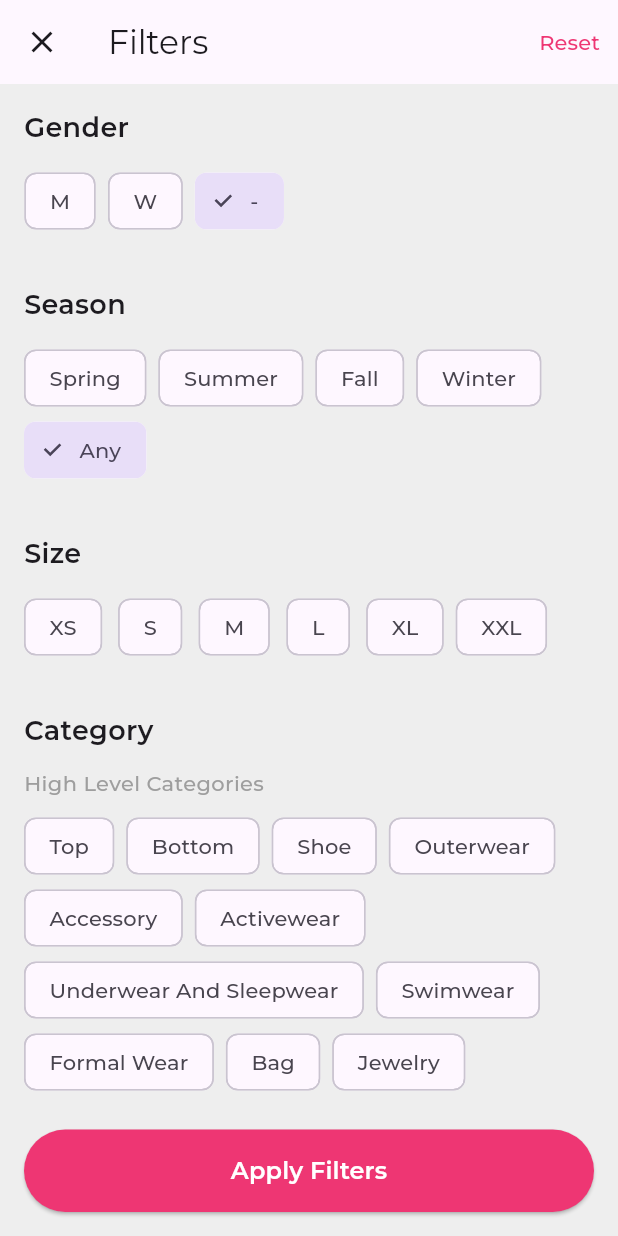
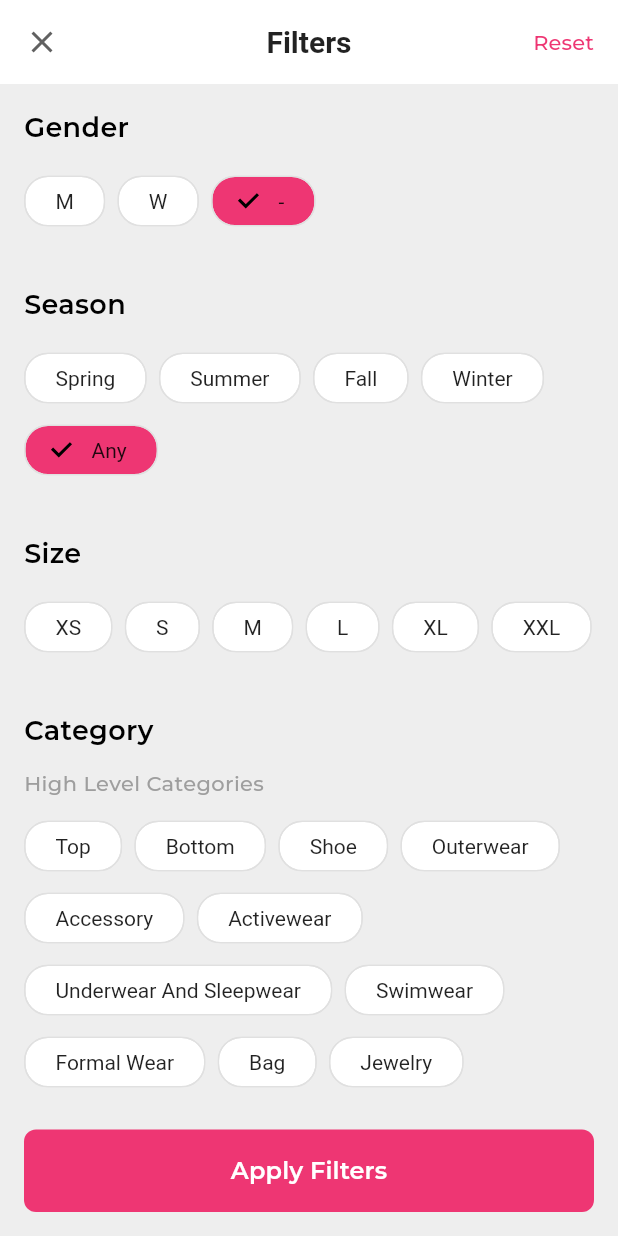
Before and after one commit to ambotwist/LooK, a Flutter app: the screen it shows once a user with an empty profile is signed in, item 5 of the bottom bar chosen, after a tap on "Sign Out", after a tap on the "filter list" icon, on a phone screen of 412 x 824 dp. Run offline on Flutter 3.47's test engine with Material 3 defaults, Android fonts, the light colour scheme and no system bars; our stand-ins replace flutter_riverpod, google_sign_in, supabase_flutter; accounts and stored records are empty.

Commit message:
fixed color scheme.

```diff
--- a/lib/themes/app_theme.dart
+++ b/lib/themes/app_theme.dart
@@ -2,40 +2,154 @@ import 'package:flutter/material.dart';
 
 class AppTheme {
   static ThemeData get light {
+    const primaryColor = Color.fromARGB(255, 238, 54, 115);
+    const secondaryColor = Colors.white;
+    final greyColor = Colors.grey.shade700;
+
     return ThemeData(
       fontFamily: 'Montserrat',
-      primaryColor: const Color.fromARGB(255, 238, 54, 115),
-      highlightColor: Colors.white,
-      dividerColor: Colors.white,
+      useMaterial3: true,
+
+      // Colors
+      primaryColor: primaryColor,
+      colorScheme: ColorScheme.light(
+        primary: primaryColor,
+        secondary: secondaryColor,
+        surface: Colors.white,
+        background: Colors.grey.shade200,
+        error: Colors.red.shade600,
+      ),
+
+      // General Theme
       scaffoldBackgroundColor: Colors.grey.shade200,
-      // const Color.fromARGB(255, 170, 0, 255)
-      // textTheme: TextTheme(
-      //   displayLarge: TextStyle(fontFamily: platformFont),
-      //   displayMedium: TextStyle(fontFamily: platformFont),
-      //   displaySmall: TextStyle(fontFamily: platformFont),
-      //   headlineLarge: TextStyle(fontFamily: platformFont),
-      //   headlineMedium: TextStyle(fontFamily: platformFont),
-      //   headlineSmall: TextStyle(fontFamily: platformFont),
-      //   titleLarge: TextStyle(fontFamily: platformFont),
-      //   titleMedium: TextStyle(fontFamily: platformFont),
-      //   titleSmall: TextStyle(fontFamily: platformFont),
-      //   bodyLarge: TextStyle(fontFamily: platformFont),
-      //   bodyMedium: TextStyle(fontFamily: platformFont),
-      //   bodySmall: TextStyle(fontFamily: platformFont),
-      // ),
-      checkboxTheme: CheckboxThemeData(
-        fillColor: WidgetStateProperty.resolveWith<Color>((states) {
-          if (states.contains(WidgetState.selected)) {
-            return Colors.amber.shade800;
-          }
-          return Colors.transparent;
-        }),
+      dividerColor: Colors.grey.shade300,
+
+      // AppBar Theme
+      appBarTheme: AppBarTheme(
+        backgroundColor: Colors.white,
+        foregroundColor: greyColor, // For icons
+        elevation: 0,
+        centerTitle: true,
+        titleTextStyle: const TextStyle(
+          color: Colors.black87,
+          fontSize: 20,
+          fontWeight: FontWeight.w600,
+        ),
+        iconTheme: IconThemeData(
+          color: greyColor,
+        ),
+        actionsIconTheme: IconThemeData(
+          color: greyColor,
+        ),
       ),
-      filledButtonTheme: FilledButtonThemeData(
-        style: FilledButton.styleFrom(
-          backgroundColor: Colors.amber.shade800,
+
+      // Button Themes
+      elevatedButtonTheme: ElevatedButtonThemeData(
+        style: ElevatedButton.styleFrom(
+          backgroundColor: primaryColor,
           foregroundColor: Colors.white,
+          elevation: 0,
+          padding: const EdgeInsets.symmetric(horizontal: 24, vertical: 12),
+          shape: RoundedRectangleBorder(
+            borderRadius: BorderRadius.circular(8),
+          ),
         ),
+      ),
+
+      textButtonTheme: TextButtonThemeData(
+        style: TextButton.styleFrom(
+          foregroundColor: greyColor,
+          padding: const EdgeInsets.symmetric(horizontal: 16, vertical: 8),
+        ).copyWith(
+          foregroundColor: WidgetStateProperty.resolveWith((states) {
+            return states.contains(WidgetState.disabled)
+                ? Colors.grey.shade400
+                : null;
+          }),
+        ),
+      ),
+
+      iconButtonTheme: IconButtonThemeData(
+        style: IconButton.styleFrom(
+          foregroundColor: greyColor,
+        ).copyWith(
+          foregroundColor: WidgetStateProperty.resolveWith((states) {
+            return states.contains(WidgetState.disabled)
+                ? Colors.grey.shade400
+                : null;
+          }),
+        ),
+      ),
+
+      // Chip Theme
+      chipTheme: ChipThemeData(
+        backgroundColor: Colors.white,
+        selectedColor: primaryColor,
+        disabledColor: Colors.grey.shade300,
+        labelStyle: const TextStyle(color: Colors.black87),
+        secondaryLabelStyle: const TextStyle(color: Colors.white),
+        padding: const EdgeInsets.symmetric(horizontal: 12, vertical: 4),
+        shape: RoundedRectangleBorder(
+          borderRadius: BorderRadius.circular(16),
+          side: BorderSide(color: Colors.grey.shade300),
+        ),
+      ),
+
+      // Slider Theme
+      sliderTheme: SliderThemeData(
+        activeTrackColor: primaryColor,
+        inactiveTrackColor: primaryColor.withOpacity(0.2),
+        thumbColor: primaryColor,
+        overlayColor: primaryColor.withOpacity(0.1),
+        valueIndicatorColor: primaryColor,
+        valueIndicatorTextStyle: const TextStyle(color: Colors.white),
+      ),
+
+      // Input Decoration Theme
+      inputDecorationTheme: InputDecorationTheme(
+        filled: true,
+        fillColor: Colors.white,
+        border: OutlineInputBorder(
+          borderRadius: BorderRadius.circular(8),
+          borderSide: BorderSide(color: Colors.grey.shade300),
+        ),
+        enabledBorder: OutlineInputBorder(
+          borderRadius: BorderRadius.circular(8),
+          borderSide: BorderSide(color: Colors.grey.shade300),
+        ),
+        focusedBorder: OutlineInputBorder(
+          borderRadius: BorderRadius.circular(8),
+          borderSide: const BorderSide(color: primaryColor),
+        ),
+        errorBorder: OutlineInputBorder(
+          borderRadius: BorderRadius.circular(8),
+          borderSide: BorderSide(color: Colors.red.shade600),
+        ),
+      ),
+
+      // Card Theme
+      cardTheme: CardTheme(
+        color: Colors.white,
+        elevation: 2,
+        shape: RoundedRectangleBorder(
+          borderRadius: BorderRadius.circular(12),
+        ),
+      ),
+
+      // Dialog Theme
+      dialogTheme: DialogTheme(
+        backgroundColor: Colors.white,
+        elevation: 8,
+        shape: RoundedRectangleBorder(
+          borderRadius: BorderRadius.circular(12),
+        ),
+      ),
+
+      // Bottom Navigation Bar Theme
+      bottomNavigationBarTheme: const BottomNavigationBarThemeData(
+        backgroundColor: Colors.white,
+        selectedItemColor: primaryColor,
+        unselectedItemColor: Colors.grey,
       ),
     );
   }
--- a/lib/widgets/layout/navbar_icon_button.dart
+++ b/lib/widgets/layout/navbar_icon_button.dart
@@ -23,7 +23,7 @@ class NavbarIconButton extends StatelessWidget {
     return IconButton(
       icon: Icon(
         icon,
-        color: isSelected ? selectedColor : Colors.black,
+        color: isSelected ? selectedColor : Colors.grey.shade800,
         size: size,
       ),
       style: IconButton.styleFrom(
```
